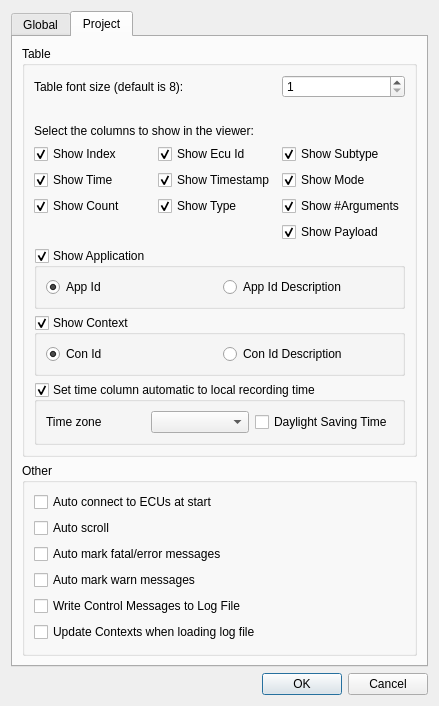
First picture: the form in src/settingsdialog.ui, repository COVESA/dlt-viewer, before the edit.
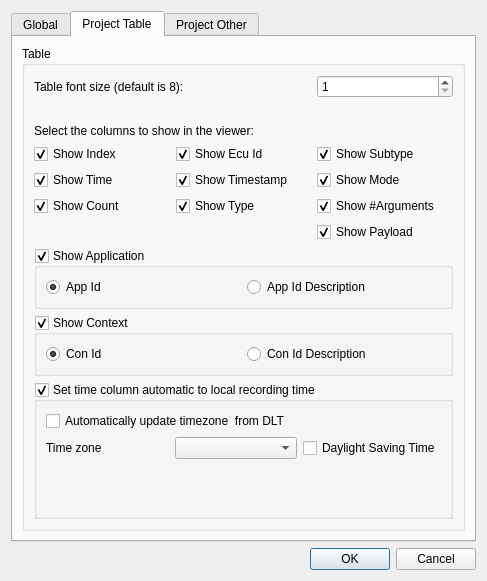
Second picture: the form after the edit. The open tabs and pages were chosen to show the change. Icons and pictures are not drawn.

Commit message: Added new control messages connection state, timezone and context unregister. Optional automatic timezone settings.

What changed in the file:
```diff
--- a/src/settingsdialog.ui
+++ b/src/settingsdialog.ui
@@ -6,8 +6,8 @@
    <rect>
     <x>0</x>
     <y>0</y>
-    <width>439</width>
-    <height>619</height>
+    <width>487</width>
+    <height>581</height>
    </rect>
   </property>
   <property name="windowTitle">
@@ -355,7 +355,7 @@
      </widget>
      <widget class="QWidget" name="tab_3">
       <attribute name="title">
-       <string>Project</string>
+       <string>Project Table</string>
       </attribute>
       <layout class="QGridLayout" name="gridLayout_6">
        <item row="0" column="0">
@@ -583,36 +583,83 @@
             <property name="checkable">
              <bool>true</bool>
             </property>
-            <layout class="QHBoxLayout" name="horizontalLayout_3">
-             <item>
-              <widget class="QLabel" name="labelTimezone">
+            <layout class="QGridLayout" name="gridLayout_9">
+             <item row="0" column="0" colspan="3">
+              <widget class="QCheckBox" name="checkBoxAutomaticTimezone">
                <property name="text">
-                <string>Time zone</string>
+                <string>Automatically update timezone  from DLT</string>
                </property>
               </widget>
              </item>
-             <item>
+             <item row="1" column="1">
               <widget class="QComboBox" name="comboBoxUTCOffset"/>
              </item>
-             <item>
+             <item row="1" column="2">
               <widget class="QCheckBox" name="checkBoxDST">
                <property name="text">
                 <string>Daylight Saving Time</string>
                </property>
               </widget>
              </item>
+             <item row="1" column="0">
+              <widget class="QLabel" name="labelTimezone">
+               <property name="text">
+                <string>Time zone</string>
+               </property>
+              </widget>
+             </item>
+             <item row="2" column="2">
+              <spacer name="verticalSpacer_3">
+               <property name="orientation">
+                <enum>Qt::Vertical</enum>
+               </property>
+               <property name="sizeHint" stdset="0">
+                <size>
+                 <width>20</width>
+                 <height>40</height>
+                </size>
+               </property>
+              </spacer>
+             </item>
             </layout>
            </widget>
           </item>
          </layout>
         </widget>
        </item>
-       <item row="2" column="0">
+      </layout>
+     </widget>
+     <widget class="QWidget" name="tab">
+      <attribute name="title">
+       <string>Project Other</string>
+      </attribute>
+      <layout class="QVBoxLayout" name="verticalLayout">
+       <item>
         <widget class="QGroupBox" name="groupBox_2">
          <property name="title">
           <string>Other</string>
          </property>
          <layout class="QGridLayout" name="gridLayout_4">
+          <item row="7" column="0">
+           <spacer name="verticalSpacer_2">
+            <property name="orientation">
+             <enum>Qt::Vertical</enum>
+            </property>
+            <property name="sizeHint" stdset="0">
+             <size>
+              <width>20</width>
+              <height>40</height>
+             </size>
+            </property>
+           </spacer>
+          </item>
+          <item row="1" column="0">
+           <widget class="QCheckBox" name="checkBoxAutoScroll">
+            <property name="text">
+             <string>Auto scroll</string>
+            </property>
+           </widget>
+          </item>
           <item row="0" column="0">
            <widget class="QCheckBox" name="checkBoxAutoConnect">
             <property name="text">
```
Left out of the diff: 42 changed lines with no effect on the pictures. The commit also changes 9 other files.
